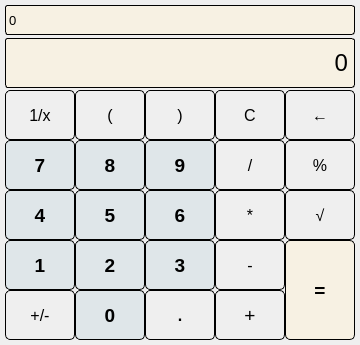
The window that Qt-calculator/calculator.ui (khagesh-mahajan-cctech/Qt-calculator) describes before a commit, drawn with Qt 5.
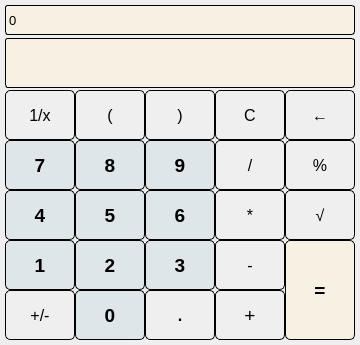
The same window after the commit.

Commit message: separate the logic code and ui code

What changed in the file:
```diff
--- a/Qt-calculator/calculator.ui
+++ b/Qt-calculator/calculator.ui
@@ -64,7 +64,7 @@
 }</string>
     </property>
     <property name="text">
-     <string>0</string>
+     <string/>
     </property>
     <property name="alignment">
      <set>Qt::AlignRight|Qt::AlignTrailing|Qt::AlignVCenter</set>
```
Left out of the diff: 3 changed lines with no effect on the pictures. The commit also changes 6 other files.
